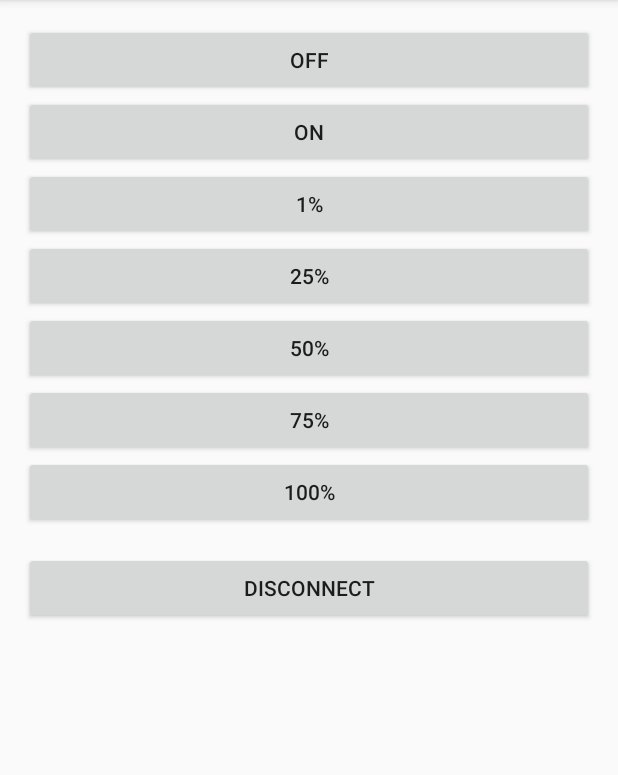
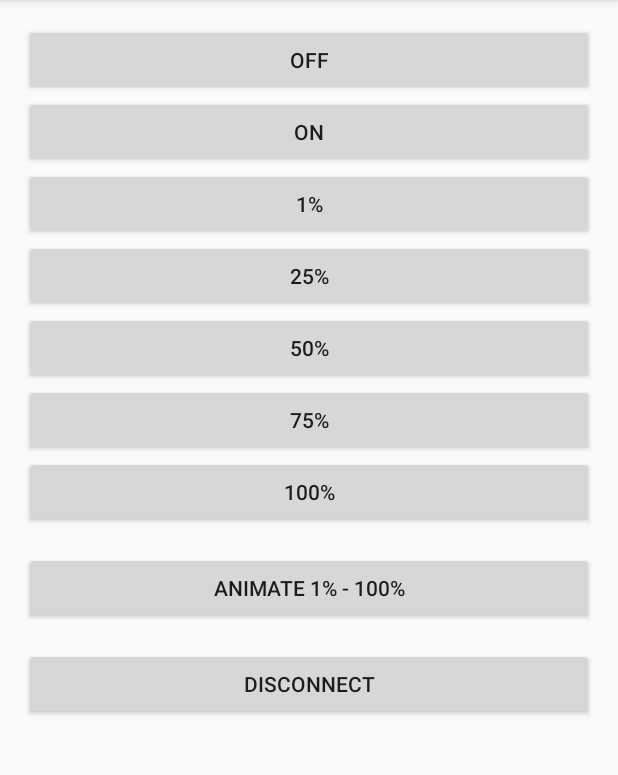
Before and after one commit to omarcin/lightbulb, an Android app: the screen it shows after launch (MainActivity), on a phone screen of 412 x 824 dp, the part 84-859 px from its top. Run offline under Robolectric (Android 15) with nearby library versions, the phone set to English and light mode, and no system bars.

Commit message:
Scaffolding for animating light level

```diff
--- a/app/src/main/java/com/oczeretko/lightbulb/BulbController.java
+++ b/app/src/main/java/com/oczeretko/lightbulb/BulbController.java
@@ -77,6 +77,10 @@ public class BulbController {
         queueCommand(COMMAND_OFF);
     }
 
+    public void animateLevel(int valueStart, int valueEnd, long time) {
+
+    }
+
     private void queueCommand(byte[] command) {
         ensureConnection();
         commands.offer(command);
--- a/app/src/main/java/com/oczeretko/lightbulb/MainActivity.java
+++ b/app/src/main/java/com/oczeretko/lightbulb/MainActivity.java
@@ -2,6 +2,7 @@ package com.oczeretko.lightbulb;
 
 import android.os.*;
 import android.support.v7.app.*;
+import android.text.format.*;
 import android.view.*;
 
 public class MainActivity extends AppCompatActivity {
@@ -32,6 +33,11 @@ public class MainActivity extends AppCompatActivity {
         startService(LightBulbService.getIntentSetLevel(this, 100));
     }
 
+    public void animate(View view) {
+
+        startService(LightBulbService.getIntentAnimateLevel(this, 1, 100, DateUtils.MINUTE_IN_MILLIS));
+    }
+
     public void turnOn(View view) {
         startService(LightBulbService.getIntentTurnOn(this));
     }
--- a/app/src/main/res/layout/activity_main.xml
+++ b/app/src/main/res/layout/activity_main.xml
@@ -58,6 +58,15 @@
     <Button
         android:layout_width="match_parent"
         android:layout_height="wrap_content"
+        android:onClick="animate"
+        android:text="Animate 1% - 100%"
+        />
+    <android.support.v4.widget.Space
+        android:layout_width="match_parent"
+        android:layout_height="16dp"/>
+    <Button
+        android:layout_width="match_parent"
+        android:layout_height="wrap_content"
         android:onClick="disconnect"
         android:text="Disconnect"
         />
```
Also changed, not shown: app/src/main/java/com/oczeretko/lightbulb/LightBulbService.java (+21 -0 lines).
